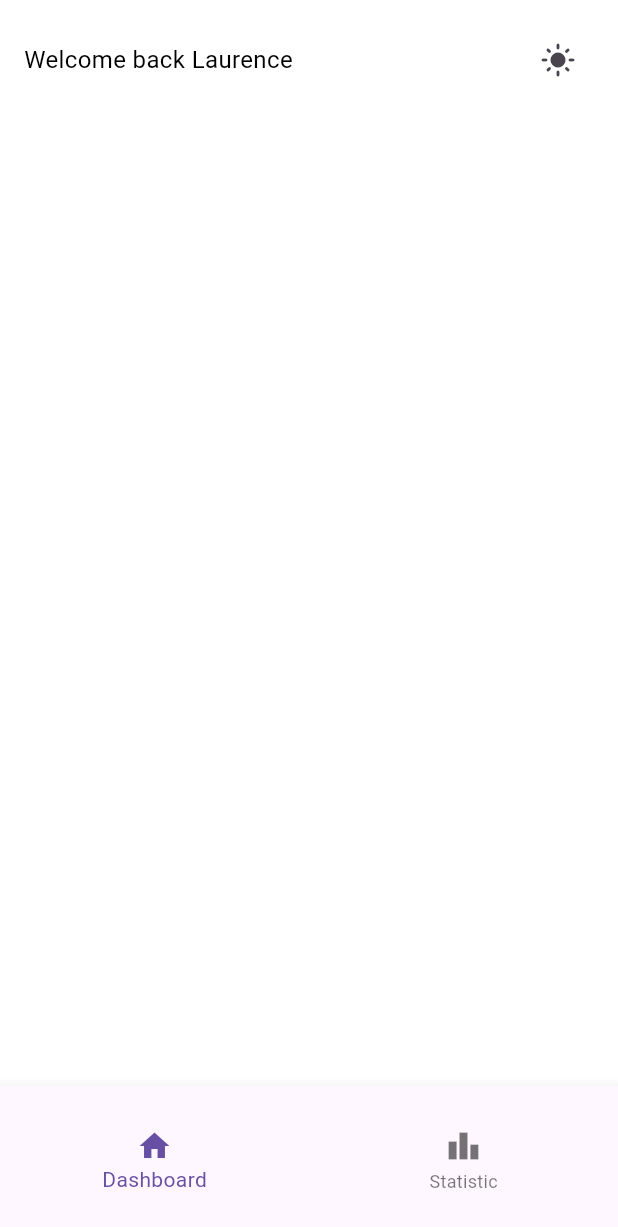
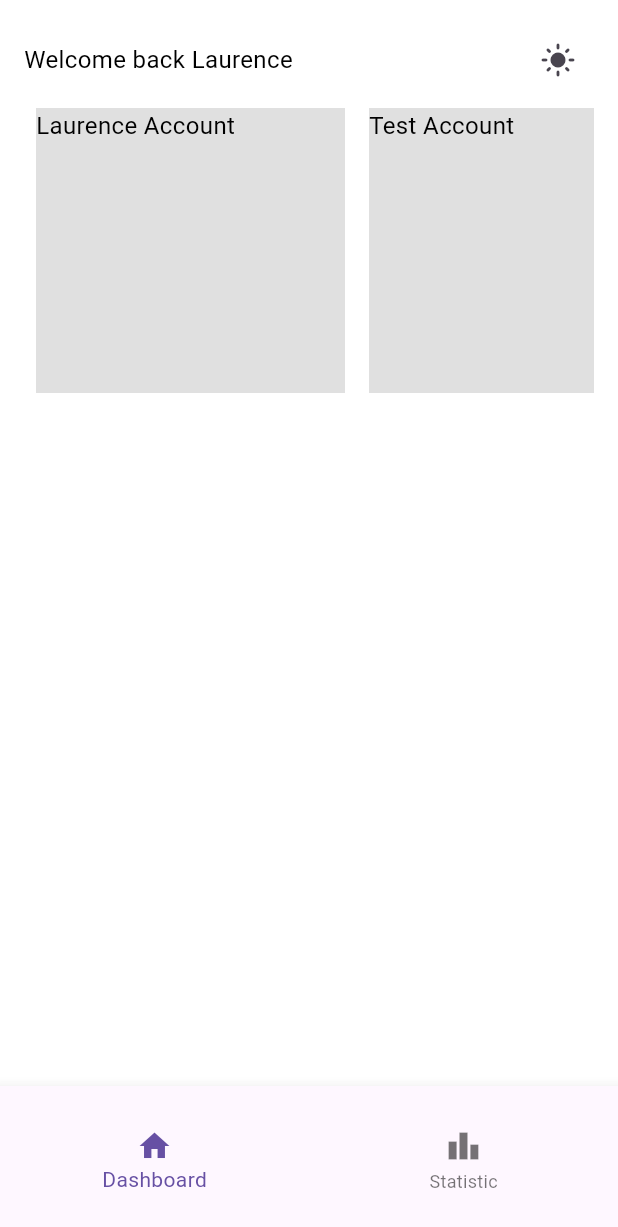
Before and after one commit to LaurenceChiayadi/money-planning-app, a Flutter app: the screen it shows after launch, on a phone screen of 412 x 824 dp. Shown: the top 1227 px of the screen. Run offline on Flutter 3.47's test engine with Material 3 defaults, Android fonts, the light colour scheme and no system bars.

Commit message:
Added provider and display multiple widgets based on provider

```diff
--- a/lib/main.dart
+++ b/lib/main.dart
@@ -1,7 +1,10 @@
 import 'package:flutter/material.dart';
+import 'package:provider/provider.dart';
+
 import 'package:money_planner/assets/theme/theme.dart';
 import 'package:money_planner/screens/home_page.dart';
 import 'package:money_planner/screens/statistics_page.dart';
+import 'package:money_planner/providers/accounts.dart';
 
 void main() {
   runApp(const MyApp());
@@ -41,7 +44,9 @@ class _MyAppState extends State<MyApp> {
 
   @override
   Widget build(BuildContext context) {
-    return MaterialApp(
+    return MultiProvider(
+      providers: [ChangeNotifierProvider(create: (ctx) => Accounts())],
+      child: MaterialApp(
         title: 'Money Planning App',
         theme: CustomTheme.theme,
         darkTheme: CustomDarkModeTheme.theme,
@@ -49,6 +54,7 @@ class _MyAppState extends State<MyApp> {
         home: Scaffold(
           bottomNavigationBar: _buildBottomNavigationBar(),
           body: _buildBody(),
+        ),
       ),
     );
   }
--- /dev/null
+++ b/lib/providers/account.dart
@@ -0,0 +1,9 @@
+import 'package:flutter/material.dart';
+
+class Account with ChangeNotifier {
+  late final String id;
+  late final String name;
+  late final double currentAmount;
+
+  Account({required this.id, required this.name, required this.currentAmount});
+}
--- /dev/null
+++ b/lib/providers/accounts.dart
@@ -0,0 +1,24 @@
+import 'package:flutter/material.dart';
+
+import 'package:money_planner/providers/account.dart';
+
+class Accounts with ChangeNotifier {
+  final List<Account> _accounts = [
+    Account(id: '1', name: 'Laurence Account', currentAmount: 0),
+    Account(id: '2', name: 'Test Account', currentAmount: 100),
+    Account(id: '3', name: 'Test Account1', currentAmount: 100)
+  ];
+
+  List<Account> get accounts => _accounts;
+
+  Account findById(String id) {
+    return _accounts.firstWhere((account) => account.id == id);
+  }
+
+  List<Account> filterName(String name) {
+    return _accounts
+        .where((account) =>
+            account.name.toLowerCase().contains(name.toLowerCase()))
+        .toList();
+  }
+}
--- a/lib/screens/home_page.dart
+++ b/lib/screens/home_page.dart
@@ -1,4 +1,7 @@
 import 'package:flutter/material.dart';
+import 'package:provider/provider.dart';
+
+import 'package:money_planner/providers/accounts.dart';
 
 class HomePage extends StatelessWidget {
   static const routeName = '/';
@@ -10,6 +13,9 @@ class HomePage extends StatelessWidget {
 
   @override
   Widget build(BuildContext context) {
+    final accounts = Provider.of<Accounts>(context).accounts;
+    double deviceWidth = MediaQuery.of(context).size.width;
+
     return Column(
       children: [
         Row(mainAxisAlignment: MainAxisAlignment.spaceBetween, children: [
@@ -22,7 +28,26 @@ class HomePage extends StatelessWidget {
               icon: Icon(themeMode == ThemeMode.light
                   ? Icons.dark_mode
                   : Icons.light_mode)),
-        ])
+        ]),
+        SizedBox(
+          height: deviceWidth / 2,
+          child: ListView.builder(
+              scrollDirection: Axis.horizontal,
+              itemCount: accounts.length,
+              itemBuilder: (context, index) {
+                final account = accounts[index];
+                return Padding(
+                  padding: const EdgeInsets.all(8.0),
+                  child: Container(
+                    width: deviceWidth / 2,
+                    height: deviceWidth / 2,
+                    color: Colors.black12,
+                    child: Text(account.name),
+                  ),
+                );
+              }),
+        )
+        //  Row(chi)
       ],
     );
   }
--- a/pubspec.yaml
+++ b/pubspec.yaml
@@ -1,5 +1,5 @@
 name: money_planner
-description: "A new Flutter project."
+description: 'A new Flutter project.'
 # The following line prevents the package from being accidentally published to
 # pub.dev using `flutter pub publish`. This is preferred for private packages.
 publish_to: 'none' # Remove this line if you wish to publish to pub.dev
@@ -31,7 +31,6 @@ dependencies:
   flutter:
     sdk: flutter
 
-
   # The following adds the Cupertino Icons font to your application.
   # Use with the CupertinoIcons class for iOS style icons.
   cupertino_icons: ^1.0.8
@@ -39,6 +38,7 @@ dependencies:
 dev_dependencies:
   flutter_test:
     sdk: flutter
+  provider: ^6.0.2
 
   # The "flutter_lints" package below contains a set of recommended lints to
   # encourage good coding practices. The lint set provided by the package is
@@ -52,7 +52,6 @@ dev_dependencies:
 
 # The following section is specific to Flutter packages.
 flutter:
-
   # The following line ensures that the Material Icons font is
   # included with your application, so that you can use the icons in
   # the material Icons class.
```
Also changed, not shown: pubspec.lock. Lines whose indentation alone changed are shown as unchanged.
